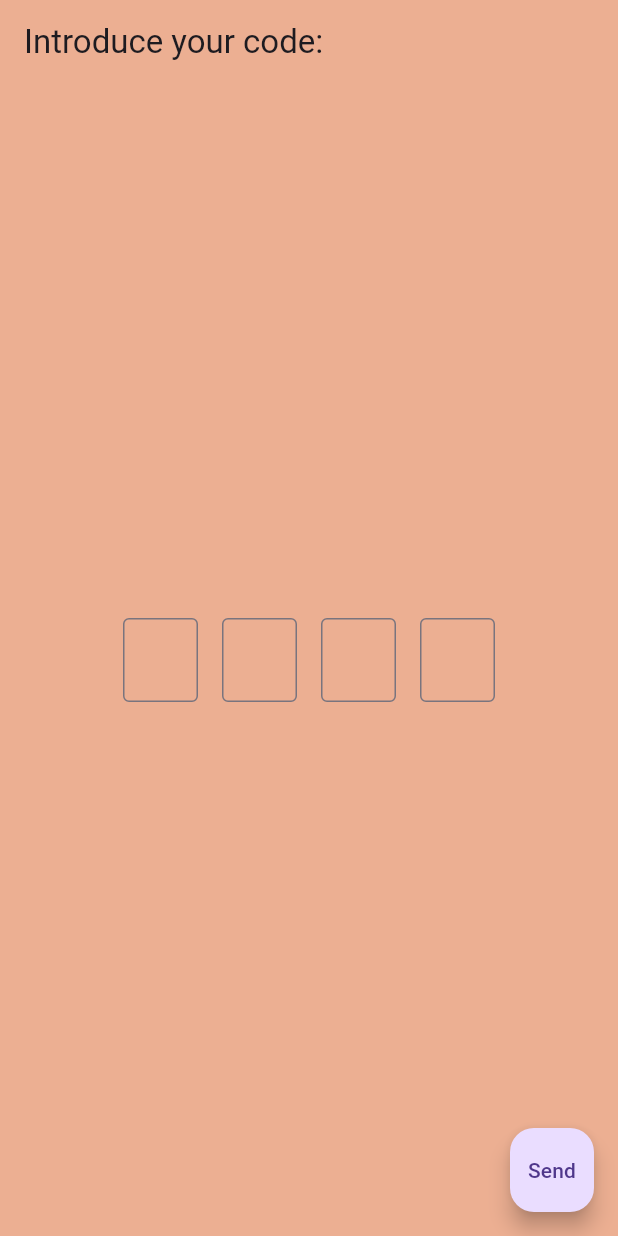
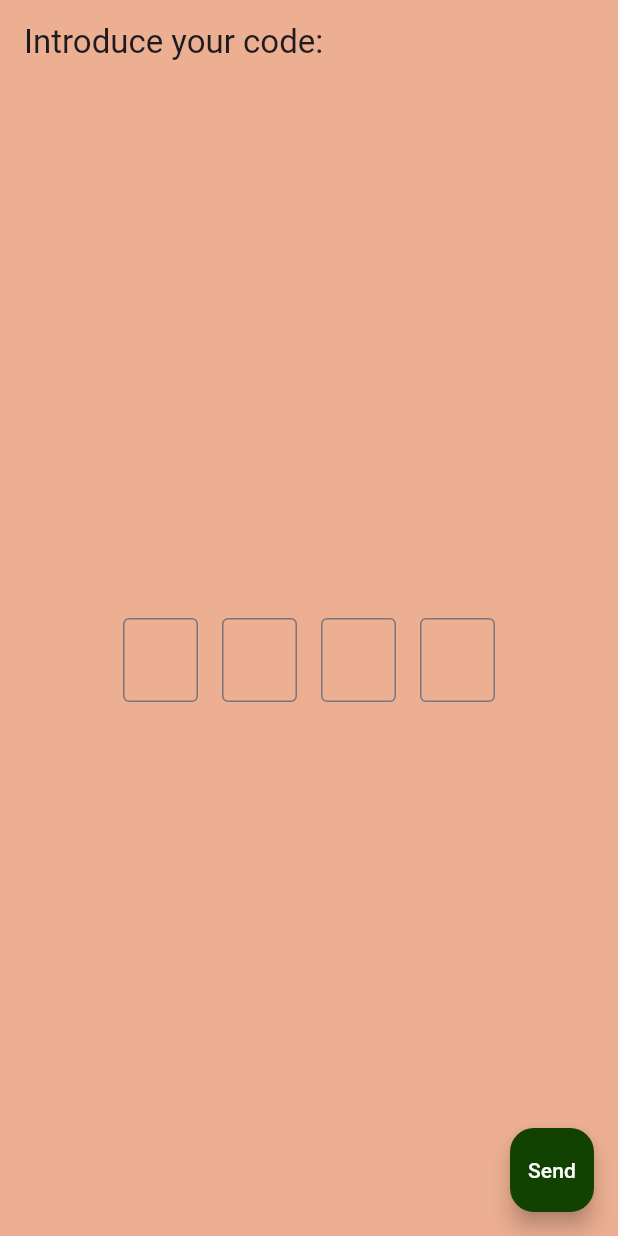
Before and after one commit to lara-vel-dev/nenemi, a Flutter app: the screen it shows after launch, after a tap on "Login", on a phone screen of 412 x 824 dp. Run offline on Flutter 3.47's test engine with Material 3 defaults, Android fonts, the phone set to English and light mode, and no system bars.

Commit message:
change color in button

```diff
--- a/lib/CodeScreen/code_screen_input.dart
+++ b/lib/CodeScreen/code_screen_input.dart
@@ -82,6 +82,7 @@ class _NumericCodeScreenState extends State<NumericCodeScreen> {
         ),
       ),
       floatingActionButton: FloatingActionButton(
+        backgroundColor: Color.fromARGB(255, 17, 66, 2),
         onPressed: _submitCode,
         child: Text("Send"),
       ),
--- a/lib/pages/CodeScreen/code_screen_input.dart
+++ b/lib/pages/CodeScreen/code_screen_input.dart
@@ -88,8 +88,12 @@ class _NumericCodeScreenState extends State<NumericCodeScreen> {
         ),
       ),
       floatingActionButton: FloatingActionButton(
+        backgroundColor: Color.fromARGB(255, 17, 66, 2),
         onPressed: _submitCode,
-        child: const Text("Send"),
+        child: const Text(
+          "Send",
+          style: TextStyle(color: Colors.white),
+        ),
       ),
     );
   }
```
